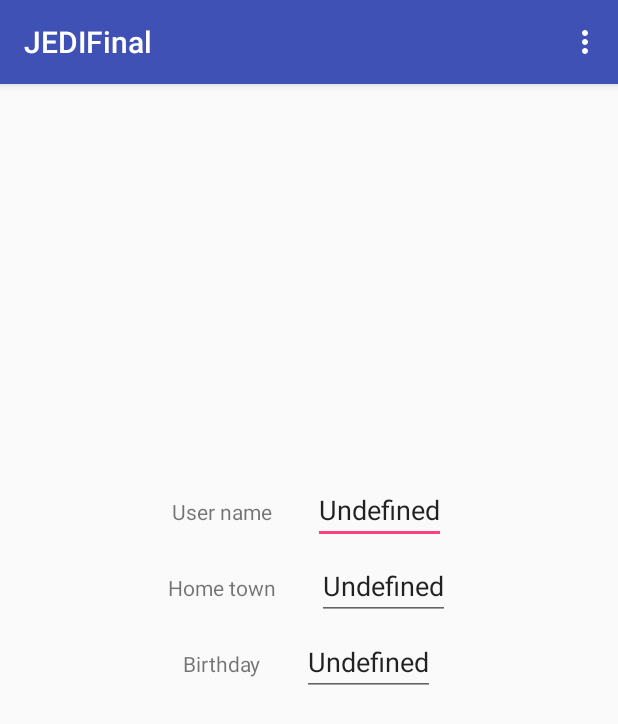
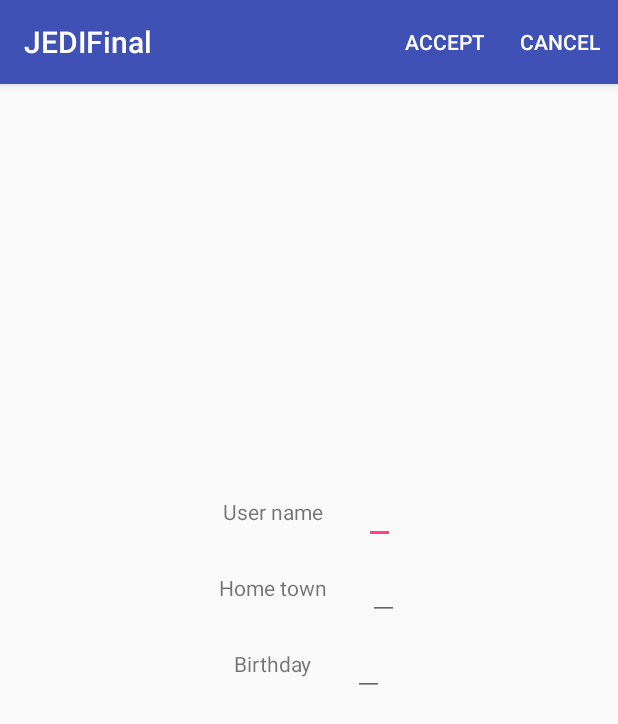
Before and after one commit to vMASg/JEDIFinal, an Android app: the EditProfileActivity screen opened directly, with no data from a screen before it, on a phone screen of 412 x 824 dp. Shown: the top 724 px of the screen. Run offline under Robolectric (Android 15) with nearby library versions, the phone set to English and light mode, and no system bars; 3 statements that could not run were skipped.

Commit message:
Implemented edit user profile, needs to be saved

```diff
--- a/app/src/main/java/com/example/victor/jedifinal/profile/EditProfileActivity.java
+++ b/app/src/main/java/com/example/victor/jedifinal/profile/EditProfileActivity.java
@@ -1,17 +1,41 @@
 package com.example.victor.jedifinal.profile;
 
+import android.content.SharedPreferences;
 import android.support.v7.app.AppCompatActivity;
 import android.os.Bundle;
 import android.view.Menu;
+import android.view.MenuItem;
+import android.widget.EditText;
+import android.widget.ImageView;
 
+import com.example.victor.jedifinal.Injector;
 import com.example.victor.jedifinal.R;
 
-public class EditProfileActivity extends AppCompatActivity {
+public class EditProfileActivity extends AppCompatActivity implements ProfileContract.View {
+
+    private ImageView profilePicture;
+    private ProfileContract.Presenter presenter;
+    private EditText usernameTv;
+    private EditText hometownTv;
+    private EditText birthdayTv;
 
     @Override
     protected void onCreate(Bundle savedInstanceState) {
         super.onCreate(savedInstanceState);
         setContentView(R.layout.activity_edit_profile);
+//        TODO: improve context shipping
+        Injector.context = getApplicationContext();
+        presenter = Injector.getProfilePresenter(this);
+
+        profilePicture = (ImageView) findViewById(R.id.edit_profile_imageView);
+
+        usernameTv = (EditText) findViewById(R.id.edit_profile_username);
+        hometownTv = (EditText) findViewById(R.id.edit_profile_home_town);
+        birthdayTv = (EditText) findViewById(R.id.edit_profile_birthday);
+
+        SharedPreferences settings = getSharedPreferences("userActive", 0);
+        presenter.setCurrentUser(settings.getString("username", ""));
+
     }
 
     @Override
@@ -19,4 +43,44 @@ public class EditProfileActivity extends AppCompatActivity {
         getMenuInflater().inflate(R.menu.edit_profile_menu, menu);
         return true;
     }
+
+    @Override
+    public boolean onOptionsItemSelected(MenuItem item) {
+        switch (item.getItemId()) {
+            case R.id.edit_profile_accept:
+//                TODO: implement case
+                break;
+            case R.id.edit_profile_cancel:
+                this.finish();
+                break;
+            default:
+                return super.onOptionsItemSelected(item);
+        }
+        return true;
+    }
+
+    @Override
+    public void showUserName(String username) {
+        usernameTv.setText(username);
+    }
+
+    @Override
+    public void showUserProfileImage(String imagePath) {
+//        TODO: implement method
+    }
+
+    @Override
+    public void showDefaultProfileImage() {
+        profilePicture.setImageResource(R.drawable.default_image);
+    }
+
+    @Override
+    public void showHomeTown(String hometown) {
+        hometownTv.setText(hometown);
+    }
+
+    @Override
+    public void showBirthday(int day, int month, int year) {
+        birthdayTv.setText(String.format("%d-%d-%d", day, month, year));
+    }
 }
--- a/app/src/main/res/layout/activity_edit_profile.xml
+++ b/app/src/main/res/layout/activity_edit_profile.xml
@@ -14,7 +14,7 @@
     <ImageView
         android:layout_width="match_parent"
         android:layout_height="match_parent"
-        android:id="@+id/profile_imageView"
+        android:id="@+id/edit_profile_imageView"
         android:layout_gravity="center_horizontal"
         android:layout_weight="2" />
 
@@ -37,13 +37,12 @@
                     android:layout_width="wrap_content"
                     android:layout_height="wrap_content"
                     android:text="@string/profile_username"
-                    android:id="@+id/profile_textView2" />
+                    android:id="@+id/edit_profile_textView2" />
 
                 <EditText
                     android:layout_width="wrap_content"
                     android:layout_height="wrap_content"
-                    android:text="@string/profile_undefined"
-                    android:id="@+id/profile_username"
+                    android:id="@+id/edit_profile_username"
                     android:layout_marginLeft="27dp"
                     android:layout_marginStart="27dp" />
             </LinearLayout>
@@ -64,13 +63,12 @@
                     android:layout_width="wrap_content"
                     android:layout_height="wrap_content"
                     android:text="@string/profile_home_town"
-                    android:id="@+id/textView2" />
+                    android:id="@+id/edit_textView2" />
 
                 <EditText
                     android:layout_width="wrap_content"
                     android:layout_height="wrap_content"
-                    android:text="@string/profile_undefined"
-                    android:id="@+id/profile_home_town"
+                    android:id="@+id/edit_profile_home_town"
                     android:layout_marginLeft="27dp"
                     android:layout_marginStart="27dp" />
             </LinearLayout>
@@ -91,13 +89,12 @@
                     android:layout_width="wrap_content"
                     android:layout_height="wrap_content"
                     android:text="@string/profile_birthday"
-                    android:id="@+id/textView3" />
+                    android:id="@+id/edit_textView3" />
 
                 <EditText
                     android:layout_width="wrap_content"
                     android:layout_height="wrap_content"
-                    android:text="@string/profile_undefined"
-                    android:id="@+id/profile_birthday"
+                    android:id="@+id/edit_profile_birthday"
                     android:layout_marginLeft="27dp"
                     android:layout_marginStart="27dp" />
             </LinearLayout>
--- a/app/src/main/res/menu/edit_profile_menu.xml
+++ b/app/src/main/res/menu/edit_profile_menu.xml
@@ -3,10 +3,10 @@
     xmlns:app="http://schemas.android.com/apk/res-auto">
     <item
         android:id="@+id/edit_profile_accept"
-        app:showAsAction="withText"
+        app:showAsAction="ifRoom|withText"
         android:title="@string/edit_profile_accept" />
     <item
         android:id="@+id/edit_profile_cancel"
-        app:showAsAction="withText"
+        app:showAsAction="ifRoom|withText"
         android:title="@string/edit_profile_cancel"/>
 </menu>
```
Also changed, not shown: app/src/main/java/com/example/victor/jedifinal/login/LoginActivity.java (+4 -3 lines), app/src/main/java/com/example/victor/jedifinal/profile/ProfileActivity.java (+6 -1 lines), 2 other files.
